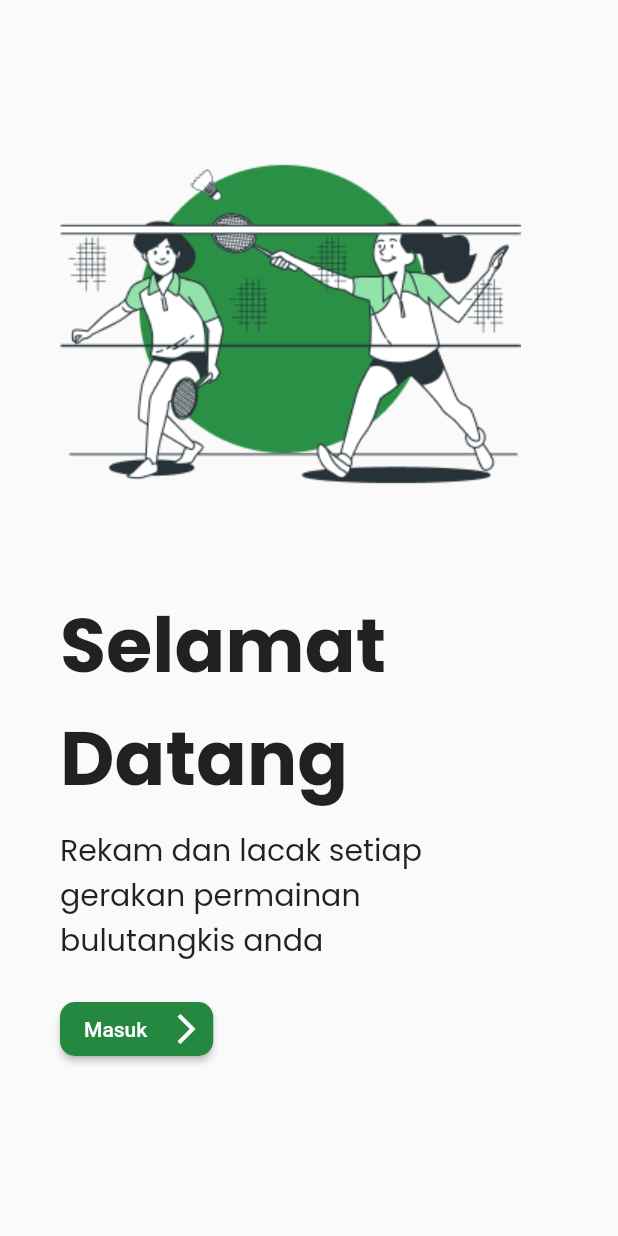
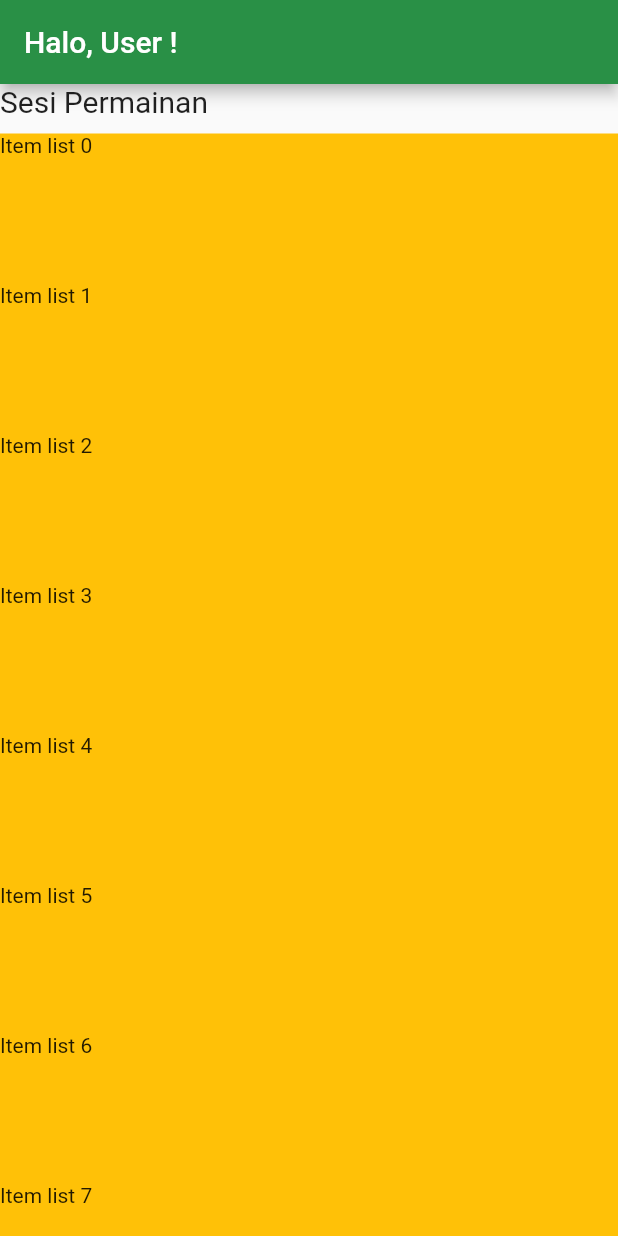
Before and after one commit to Harizt-LF/badmintonstroke_counter, a Flutter app: the screen it shows after launch, on a phone screen of 412 x 824 dp. Run offline on Flutter 3.47's test engine with Material 2 defaults, Android fonts, the light colour scheme and no system bars.

Commit message:
feat: add homepageview

```diff
--- a/lib/main.dart
+++ b/lib/main.dart
@@ -1,58 +1,8 @@
+import 'package:badmintonstroke_counter/views/homepage.dart';
 import 'package:flutter/material.dart';
-import 'package:google_fonts/google_fonts.dart';
+
+import 'package:badmintonstroke_counter/views/welcomepage.dart';
 
 void main() {
-  runApp(const Badminton());
+  runApp(const HomePageView());
 }
-
-class Badminton extends StatelessWidget {
-  const Badminton({Key? key}) : super(key: key);
-
-  @override
-  Widget build(BuildContext context) {
-    return MaterialApp(
-      debugShowCheckedModeBanner: false,
-      title: 'Hello, World!',
-      home: Scaffold(
-        body: Padding(
-          padding: const EdgeInsets.symmetric(horizontal: 40),
-          child:
-              Column(crossAxisAlignment: CrossAxisAlignment.start, children: [
-            const SizedBox(height: 60),
-            Image.asset('assets/images/hero_welcome.png'),
-            const SizedBox(
-              height: 35,
-            ),
-            Text(
-              'Selamat\nDatang',
-              style: GoogleFonts.poppins(
-                fontWeight: FontWeight.w800,
-                fontSize: 50,
-              ),
-            ),
-            const SizedBox(height: 9),
-            Text(
-              "Rekam dan lacak setiap\ngerakan permainan\nbulutangkis anda",
-              style: GoogleFonts.poppins(
-                  fontWeight: FontWeight.w400, fontSize: 20),
-            ),
-            const SizedBox(height: 20),
-            Directionality(
-              textDirection: TextDirection.rtl,
-              child: ElevatedButton.icon(
-                onPressed: () {},
-                icon: const Icon(Icons.arrow_back_ios),
-                label: const Text('Masuk'),
-                style: ElevatedButton.styleFrom(
-                  shape: RoundedRectangleBorder(
-                      borderRadius: BorderRadius.circular(10)),
-                  backgroundColor: const Color.fromARGB(255, 37, 136, 65),
-                ),
-              ),
-            ),
-          ]),
-        ),
-      ),
-    );
-  }
-}
--- /dev/null
+++ b/lib/views/homepage.dart
@@ -0,0 +1,42 @@
+import 'package:flutter/material.dart';
+
+class HomePageView extends StatelessWidget {
+  const HomePageView({super.key});
+
+  @override
+  Widget build(BuildContext context) {
+    double width = MediaQuery.of(context).size.width;
+    double height = MediaQuery.of(context).size.height;
+    return MaterialApp(
+      home: Scaffold(
+          appBar: AppBar(
+            backgroundColor: const Color(0xFF299046),
+            title: const Text('Halo, User !'),
+          ),
+          body: Column(crossAxisAlignment: CrossAxisAlignment.start, children: [
+            const Text(
+              'Sesi Permainan',
+              style: TextStyle(fontSize: 20),
+            ),
+            const SizedBox(height: 10),
+            Flexible(
+              flex: 3,
+              child: Container(
+                  color: Colors.amber,
+                  width: width,
+                  height: height,
+                  child: ListView.builder(
+                      itemCount: 10,
+                      itemBuilder: (BuildContext context, index) {
+                        return Container(
+                          width: width,
+                          height: 100,
+                          color: Colors.amber,
+                          child: Text('Item list $index'),
+                        );
+                      })),
+            ),
+          ])),
+    );
+  }
+}
```
Also changed, not shown: lib/views/welcomepage.dart (added, +83 -0 lines), pubspec.lock, 2 other files.
